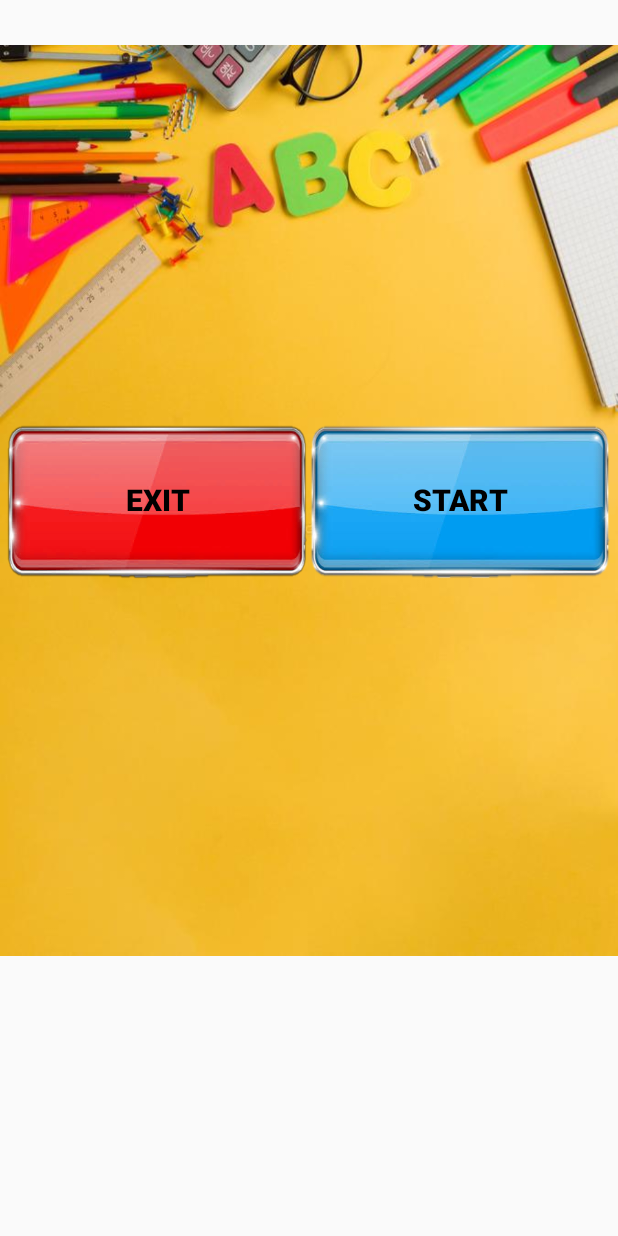
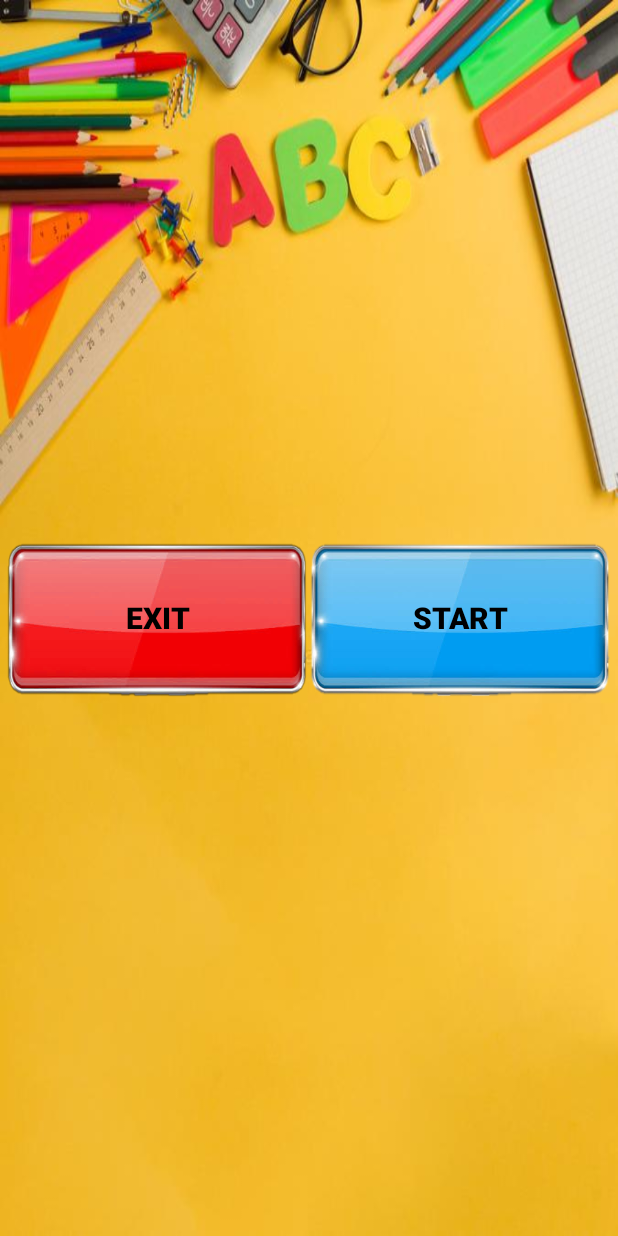
Before and after one commit to hovomuradyan/Samsung-innovation-campus, an Android app: the MenuActivity screen opened directly, with no data from a screen before it, on a phone screen of 412 x 824 dp. Run offline under Robolectric (Android 15) with nearby library versions, the phone set to English and light mode, and no system bars.

Commit message:
Update menu.xml

```diff
--- a/app/src/main/res/layout/menu.xml
+++ b/app/src/main/res/layout/menu.xml
@@ -9,18 +9,18 @@
 
 	<LinearLayout
 		android:id="@+id/linear1"
-		android:layout_width="wrap_content"
-		android:layout_height="wrap_content"
+		android:layout_width="match_parent"
+		android:layout_height="match_parent"
 		android:orientation="horizontal"
 		android:paddingTop="30dp"
-		android:paddingBottom="30dp">
+		android:paddingBottom="30dp"
+		android:background="@drawable/main_background">
 
 		<LinearLayout
 			android:id="@+id/linear3"
 			android:layout_width="match_parent"
-			android:layout_height="607dp"
+			android:layout_height="match_parent"
 			android:layout_weight="5"
-			android:background="@drawable/main_background"
 			android:gravity="center_horizontal|center_vertical"
 			android:orientation="horizontal">
 
```
